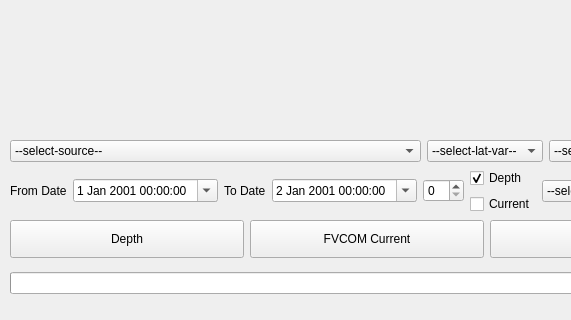
The window that ui/mapwindow.ui (epifanio/planetsasha) describes before a commit, drawn with Qt 5; both pictures show x 0 to 571 and y 0 to 320 of the 1255 by 626 pixel window.
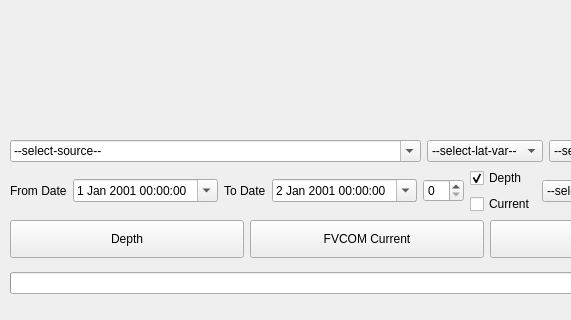
The same window after the commit. Icons and pictures are not drawn.

Diff of the .ui file:
```diff
--- a/ui/mapwindow.ui
+++ b/ui/mapwindow.ui
@@ -43,6 +43,9 @@
           <verstretch>0</verstretch>
          </sizepolicy>
         </property>
+        <property name="editable">
+         <bool>true</bool>
+        </property>
         <item>
          <property name="text">
           <string>--select-source--</string>
```
